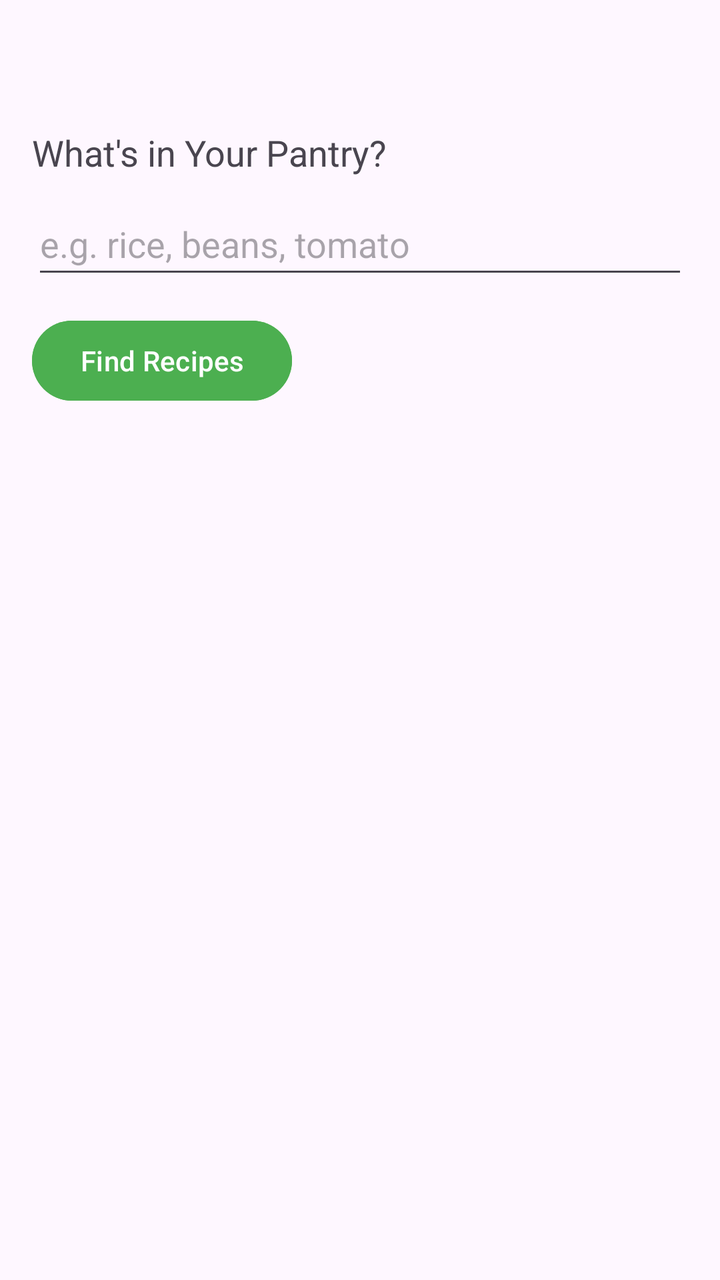
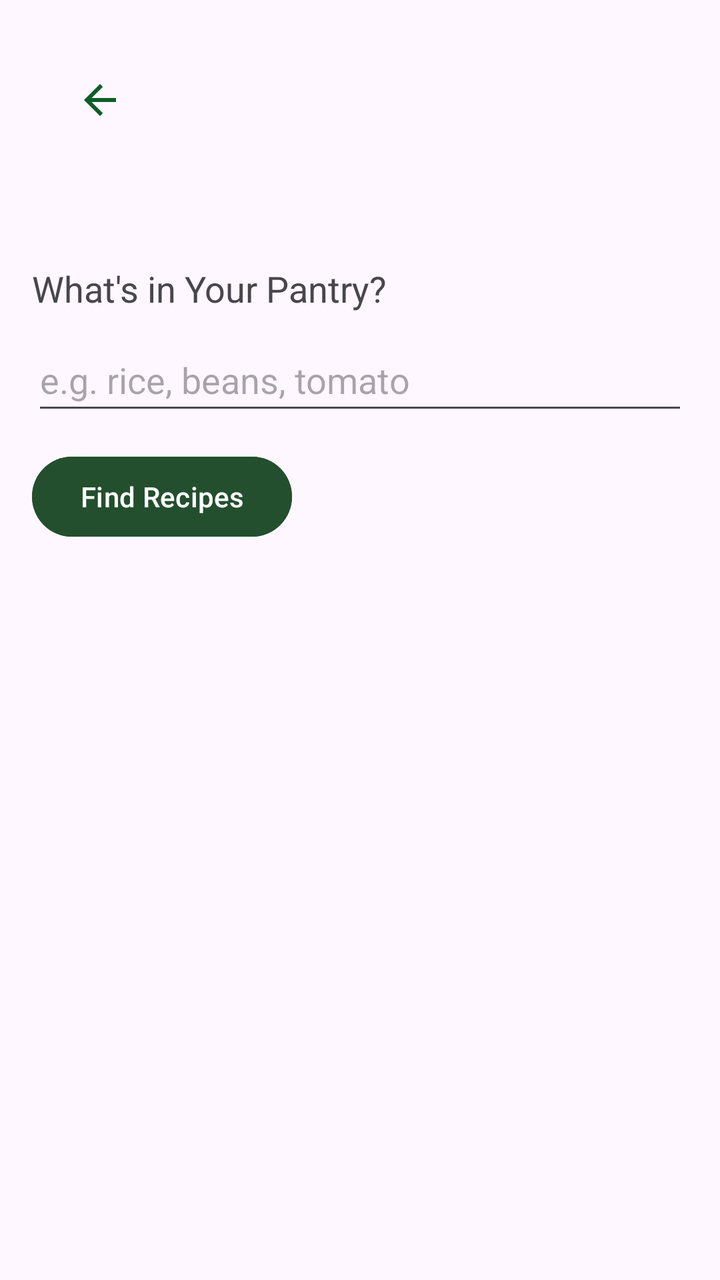

An Android layout rendered at two revisions. The XML below is the earlier revision; the diff shows what the commit changed to produce the second picture.
<!-- AndroidManifest.xml: application theme Theme.Material3.DayNight.NoActionBar -->
<!-- res/layout/recipe_generator_fragment.xml -->
<?xml version="1.0" encoding="utf-8"?>
<LinearLayout
    xmlns:android="http://schemas.android.com/apk/res/android"
    android:orientation="vertical"
    android:padding="16dp"
    android:layout_width="match_parent"
    android:layout_height="match_parent">

    
    <View
        android:layout_width="match_parent"
        android:layout_height="48dp" />

    <TextView
        android:text="What's in Your Pantry?"
        android:textSize="18sp"
        android:layout_width="wrap_content"
        android:layout_height="wrap_content"
        android:layout_marginBottom="8dp" />

    <EditText
        android:id="@+id/pantryInput"
        android:hint="e.g. rice, beans, tomato"
        android:layout_width="match_parent"
        android:layout_height="wrap_content"
        android:minHeight="48dp"
        android:inputType="text"
        android:autofillHints="name"
        android:layout_marginBottom="12dp" />

    <Button
        android:id="@+id/generateButton"
        android:layout_width="wrap_content"
        android:layout_height="wrap_content"
        android:text="Find Recipes"
        android:backgroundTint="@color/primaryGreen"
        android:layout_marginBottom="16dp" />

    <androidx.recyclerview.widget.RecyclerView
        android:id="@+id/recipeRecyclerView"
        android:layout_width="match_parent"
        android:layout_height="0dp"
        android:layout_weight="1"
        android:paddingTop="16dp"
        android:clipToPadding="false"
        android:scrollbars="vertical" />
</LinearLayout>
<!-- resources referenced by this layout -->
<resources>
  <color name="primaryGreen">#4CAF50</color>
</resources>

<!-- the commit's change to res/layout/recipe_generator_fragment.xml (unified diff, before → after) -->
@@ -7,10 +7,18 @@
     android:layout_height="match_parent">
 
     
+    <ImageButton
+        android:id="@+id/backButton"
+        android:layout_width="48dp"
+        android:layout_height="48dp"
+        android:layout_margin="10dp"
+        android:background="?attr/selectableItemBackgroundBorderless"
+        android:contentDescription="Back"
+        android:src="@drawable/outline_arrow_back_24" />
+    
     <View
         android:layout_width="match_parent"
         android:layout_height="48dp" />
-
     <TextView
         android:text="What's in Your Pantry?"
         android:textSize="18sp"
@@ -33,7 +41,7 @@
         android:layout_width="wrap_content"
         android:layout_height="wrap_content"
         android:text="Find Recipes"
-        android:backgroundTint="@color/primaryGreen"
+        android:backgroundTint="#234F2E"
         android:layout_marginBottom="16dp" />
 
     <androidx.recyclerview.widget.RecyclerView
<!-- resource entries referenced after the edit -->
@@ -1,5 +1,10 @@
 <!-- resources referenced by this layout -->
 <resources>
-  <color name="primaryGreen">#4CAF50</color>
+  <!-- drawable outline_arrow_back_24 (drawable) -->
+  <vector xmlns:android="http://schemas.android.com/apk/res/android" android:autoMirrored="true" android:height="24dp" android:tint="#0D5D28" android:viewportHeight="960" android:viewportWidth="960" android:width="24dp">
+        
+      <path android:fillColor="@android:color/white" android:pathData="M313,520L537,744L480,800L160,480L480,160L537,216L313,440L800,440L800,520L313,520Z"/>
+      
+  </vector>
 </resources>
 
